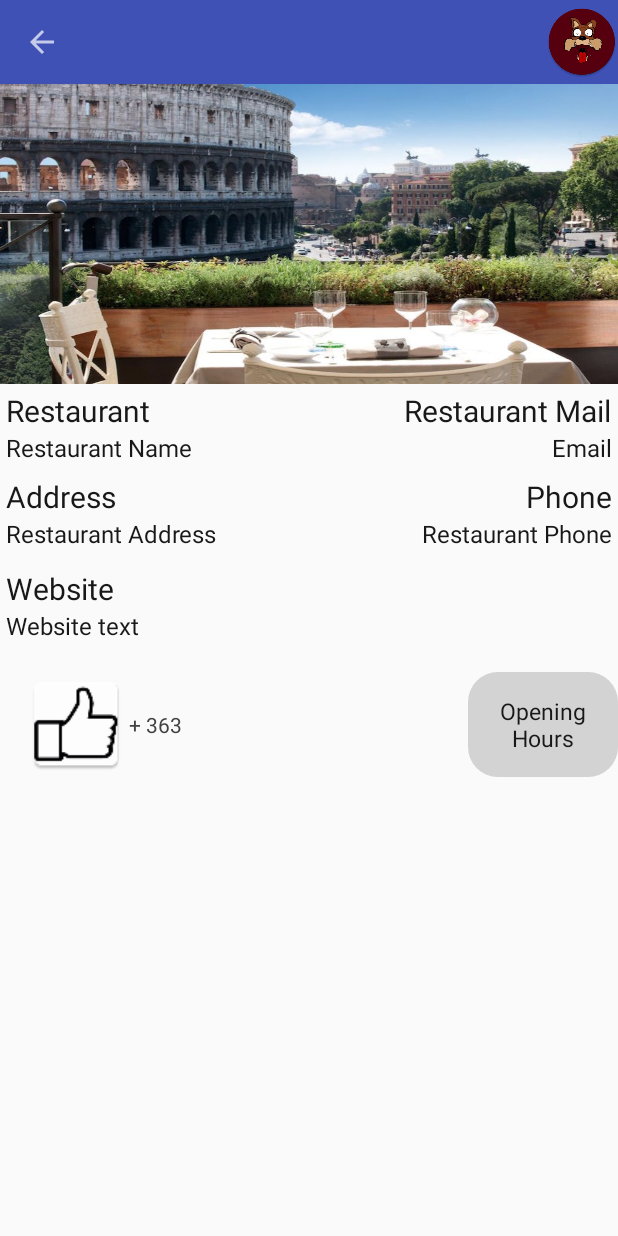
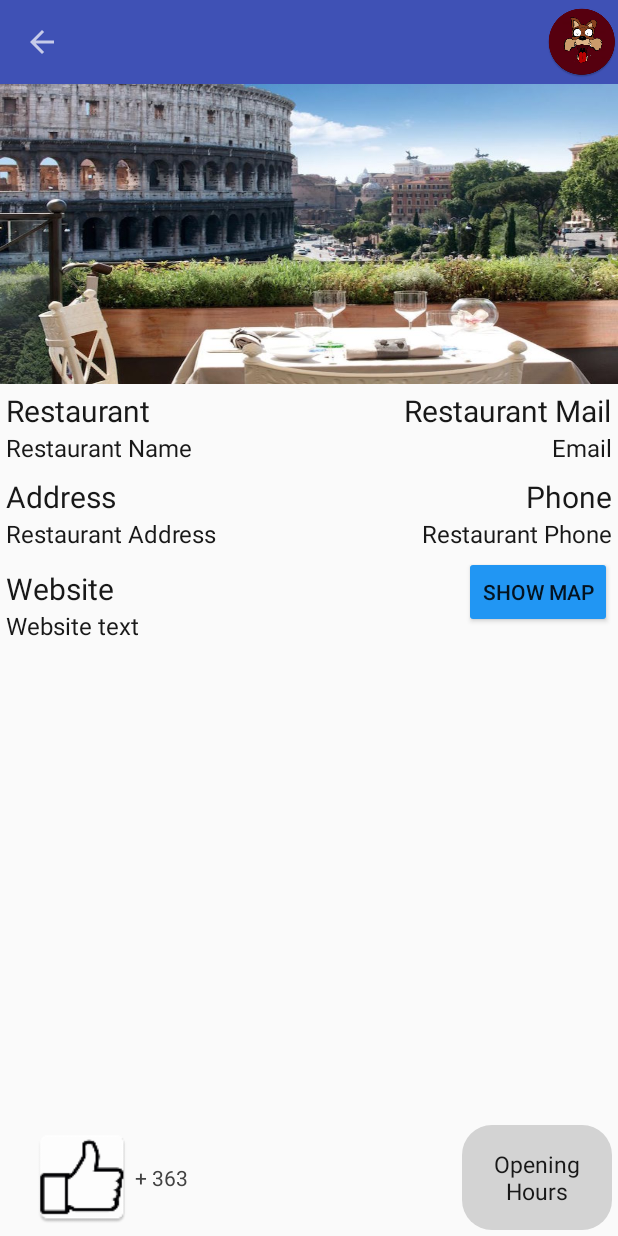
Before and after one commit to pmgrp/Lab4, an Android app: the UserActivityRestaurantProfile screen opened directly, with no data from a screen before it, on a phone screen of 412 x 824 dp. Run offline under Robolectric (Android 15) with nearby library versions, the phone set to English and light mode, and no system bars; our stand-ins replace Firebase (no records; nobody signed in at launch, a user with empty details on screens opened directly); pictures from the network do not load; 2 statements that could not run were skipped.

Commit message:
maps changed
maps changed

```diff
--- a/app/src/main/res/layout/user_activity_restaurant_profile.xml
+++ b/app/src/main/res/layout/user_activity_restaurant_profile.xml
@@ -16,7 +16,7 @@
         app:theme="@style/ToolbarTheme">
 
         <LinearLayout
-            android:layout_width="fill_parent"
+            android:layout_width="match_parent"
             android:layout_height="wrap_content"
             android:gravity="right"
             android:orientation="horizontal">
@@ -30,13 +30,6 @@
         </LinearLayout>
     </android.support.v7.widget.Toolbar>
 
-    <ScrollView xmlns:android="http://schemas.android.com/apk/res/android"
-        android:layout_width="match_parent"
-        android:layout_height="0dp"
-        android:layout_below="@id/toolbar_restaurant_profile"
-        android:layout_weight="1.9"
-        android:scrollbars="none">
-
     <LinearLayout
         android:layout_width="match_parent"
         android:layout_height="wrap_content"
@@ -47,14 +40,28 @@
             android:id="@+id/restaurant_profile_image"
             android:layout_width="match_parent"
             android:layout_height="200dp"
+            android:onClick="widenImage"
             android:scaleType="fitXY"
-                android:src="@drawable/restaurant_rome"
-                android:onClick="widenImage"/>
+            android:src="@drawable/restaurant_rome" />
+        </LinearLayout>
+
+    <ScrollView xmlns:android="http://schemas.android.com/apk/res/android"
+        android:id="@+id/ScrollView01"
+        android:layout_width="match_parent"
+        android:layout_height="match_parent"
+        android:fillViewport="true"
+        android:scrollbars="none" >
+
+        <LinearLayout
+            android:layout_width="match_parent"
+            android:layout_height="match_parent">
+
 
             <RelativeLayout
                 android:layout_width="match_parent"
-                android:layout_height="wrap_content"
+                android:layout_height="match_parent"
                 android:padding="4dp">
+
 
 
             <TextView
@@ -160,12 +167,14 @@
                 android:text="Website text"
                 android:textColor="@color/dark_text_color"
                 android:textSize="16sp" />
-
-            </RelativeLayout>
-
-            <RelativeLayout
-                android:layout_width="match_parent"
-                android:layout_height="wrap_content">
+                <Button
+                    android:layout_width="wrap_content"
+                    android:layout_height="wrap_content"
+                    android:layout_below="@id/restaurant_profile_restaurant_phone"
+                    android:layout_marginTop="4dp"
+                    android:text="Show Map"
+                    android:layout_alignParentRight="true"
+                    android:onClick="OnClickShowMap"/>
 
             <ImageView
                 android:id="@+id/likeButton"
@@ -173,12 +182,9 @@
                 android:layout_height="70dp"
                 android:layout_alignParentBottom="true"
                 android:layout_alignParentLeft="true"
-                    android:layout_marginBottom="@dimen/activity_horizontal_margin"
                 android:layout_marginLeft="@dimen/activity_horizontal_margin"
                 android:clickable="true"
                 android:src="@mipmap/like_button_thumb" />
-
-
 
 
             <TextView
@@ -209,12 +215,6 @@
         </RelativeLayout>
 
     </LinearLayout>
-
     </ScrollView>
-    <FrameLayout
-        android:id="@+id/map"
-        android:layout_width="wrap_content"
-        android:layout_height="0dp"
-        android:layout_weight="1"/>
 
 </LinearLayout>
```
Also changed, not shown: app/src/main/AndroidManifest.xml (+10 -0 lines), app/src/main/java/a15/group/lab4/UserActivityRestaurantMap.java (added, +68 -0 lines), app/src/main/java/a15/group/lab4/UserActivityRestaurantProfile.java (+11 -0 lines), app/src/main/res/layout/user_activity_restaurant_map.xml (added, +38 -0 lines). Lines whose indentation alone changed are shown as unchanged.
